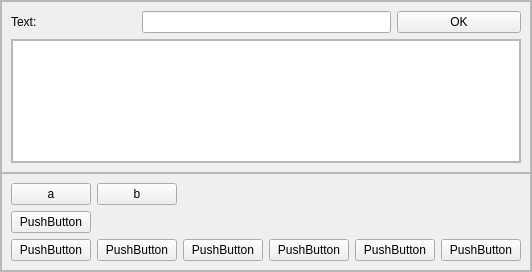
Old version of the form Pilocik/keyboardwindow.ui in the repository dotevo/Pilocik.
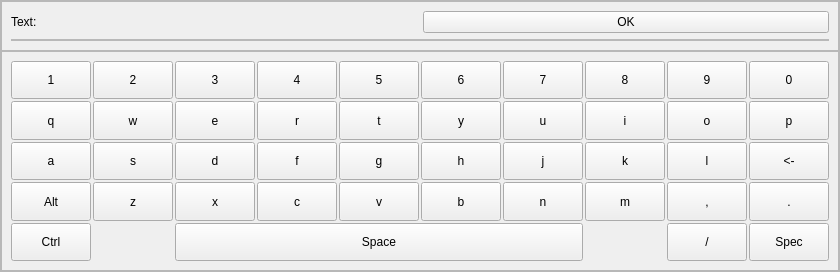
New version of the form.

Patch:
```diff
--- a/Pilocik/keyboardwindow.ui
+++ b/Pilocik/keyboardwindow.ui
@@ -6,7 +6,7 @@
    <rect>
     <x>0</x>
     <y>0</y>
-    <width>480</width>
+    <width>790</width>
     <height>272</height>
    </rect>
   </property>
@@ -42,10 +42,7 @@
         </property>
        </widget>
       </item>
-      <item row="0" column="1" colspan="2">
-       <widget class="QLineEdit" name="textLineEdit"/>
-      </item>
-      <item row="1" column="0" colspan="4">
+      <item row="1" column="0" colspan="2">
        <widget class="QFrame" name="listFrame">
         <property name="frameShape">
          <enum>QFrame::StyledPanel</enum>
@@ -60,13 +57,10 @@
          <property name="spacing">
           <number>0</number>
          </property>
-         <item row="0" column="0">
-          <widget class="QListView" name="listView"/>
-         </item>
         </layout>
        </widget>
       </item>
-      <item row="0" column="3">
+      <item row="0" column="1">
        <widget class="QPushButton" name="pushButton_10">
         <property name="text">
          <string>OK</string>
@@ -78,6 +72,12 @@
    </item>
    <item>
     <widget class="QFrame" name="frame_2">
+     <property name="sizePolicy">
+      <sizepolicy hsizetype="Preferred" vsizetype="Expanding">
+       <horstretch>0</horstretch>
+       <verstretch>0</verstretch>
+      </sizepolicy>
+     </property>
      <property name="frameShape">
       <enum>QFrame::StyledPanel</enum>
      </property>
@@ -85,66 +85,578 @@
       <enum>QFrame::Raised</enum>
      </property>
      <layout class="QGridLayout" name="gridLayout">
-      <item row="0" column="0">
-       <widget class="QPushButton" name="pushButton">
-        <property name="text">
-         <string>a</string>
-        </property>
-       </widget>
-      </item>
-      <item row="0" column="1">
-       <widget class="QPushButton" name="pushButton_2">
-        <property name="text">
-         <string>b</string>
-        </property>
-       </widget>
-      </item>
+      <property name="spacing">
+       <number>2</number>
+      </property>
       <item row="1" column="0">
-       <widget class="QPushButton" name="pushButton_3">
+       <widget class="QPushButton" name="bq_button">
+        <property name="sizePolicy">
+         <sizepolicy hsizetype="Minimum" vsizetype="Expanding">
+          <horstretch>0</horstretch>
+          <verstretch>0</verstretch>
+         </sizepolicy>
+        </property>
         <property name="text">
-         <string>PushButton</string>
+         <string>q</string>
+        </property>
+       </widget>
+      </item>
+      <item row="1" column="1">
+       <widget class="QPushButton" name="bw_button">
+        <property name="sizePolicy">
+         <sizepolicy hsizetype="Minimum" vsizetype="Expanding">
+          <horstretch>0</horstretch>
+          <verstretch>0</verstretch>
+         </sizepolicy>
+        </property>
+        <property name="text">
+         <string>w</string>
         </property>
        </widget>
       </item>
       <item row="2" column="0">
-       <widget class="QPushButton" name="pushButton_4">
+       <widget class="QPushButton" name="ba_button">
+        <property name="sizePolicy">
+         <sizepolicy hsizetype="Minimum" vsizetype="Expanding">
+          <horstretch>0</horstretch>
+          <verstretch>0</verstretch>
+         </sizepolicy>
+        </property>
         <property name="text">
-         <string>PushButton</string>
+         <string>a</string>
+        </property>
+       </widget>
+      </item>
+      <item row="3" column="0">
+       <widget class="QPushButton" name="alt_button">
+        <property name="sizePolicy">
+         <sizepolicy hsizetype="Minimum" vsizetype="Expanding">
+          <horstretch>0</horstretch>
+          <verstretch>0</verstretch>
+         </sizepolicy>
+        </property>
+        <property name="text">
+         <string>Alt</string>
+        </property>
+       </widget>
+      </item>
+      <item row="3" column="1">
+       <widget class="QPushButton" name="bz_button">
+        <property name="sizePolicy">
+         <sizepolicy hsizetype="Minimum" vsizetype="Expanding">
+          <horstretch>0</horstretch>
+          <verstretch>0</verstretch>
+         </sizepolicy>
+        </property>
+        <property name="text">
+         <string>z</string>
+        </property>
+       </widget>
+      </item>
+      <item row="3" column="2">
+       <widget class="QPushButton" name="bx_button">
+        <property name="sizePolicy">
+         <sizepolicy hsizetype="Minimum" vsizetype="Expanding">
+          <horstretch>0</horstretch>
+          <verstretch>0</verstretch>
+         </sizepolicy>
+        </property>
+        <property name="text">
+         <string>x</string>
+        </property>
+       </widget>
+      </item>
+      <item row="3" column="3">
+       <widget class="QPushButton" name="bc_button">
+        <property name="sizePolicy">
+         <sizepolicy hsizetype="Minimum" vsizetype="Expanding">
+          <horstretch>0</horstretch>
+          <verstretch>0</verstretch>
+         </sizepolicy>
+        </property>
+        <property name="text">
+         <string>c</string>
+        </property>
+       </widget>
+      </item>
+      <item row="3" column="4">
+       <widget class="QPushButton" name="bv_button">
+        <property name="sizePolicy">
+         <sizepolicy hsizetype="Minimum" vsizetype="Expanding">
+          <horstretch>0</horstretch>
+          <verstretch>0</verstretch>
+         </sizepolicy>
+        </property>
+        <property name="text">
+         <string>v</string>
+        </property>
+       </widget>
+      </item>
+      <item row="3" column="5">
+       <widget class="QPushButton" name="bb_button">
+        <property name="sizePolicy">
+         <sizepolicy hsizetype="Minimum" vsizetype="Expanding">
+          <horstretch>0</horstretch>
+          <verstretch>0</verstretch>
+         </sizepolicy>
+        </property>
+        <property name="text">
+         <string>b</string>
+        </property>
+       </widget>
+      </item>
+      <item row="1" column="2">
+       <widget class="QPushButton" name="be_button">
+        <property name="sizePolicy">
+         <sizepolicy hsizetype="Minimum" vsizetype="Expanding">
+          <horstretch>0</horstretch>
+          <verstretch>0</verstretch>
+         </sizepolicy>
+        </property>
+        <property name="text">
+         <string>e</string>
+        </property>
+       </widget>
+      </item>
+      <item row="1" column="3">
+       <widget class="QPushButton" name="br_button">
+        <property name="sizePolicy">
+         <sizepolicy hsizetype="Minimum" vsizetype="Expanding">
+          <horstretch>0</horstretch>
+          <verstretch>0</verstretch>
+         </sizepolicy>
+        </property>
+        <property name="text">
+         <string>r</string>
+        </property>
+       </widget>
+      </item>
+      <item row="1" column="4">
+       <widget class="QPushButton" name="bt_button">
+        <property name="sizePolicy">
+         <sizepolicy hsizetype="Minimum" vsizetype="Expanding">
+          <horstretch>0</horstretch>
+          <verstretch>0</verstretch>
+         </sizepolicy>
+        </property>
+        <property name="text">
+         <string>t</string>
+        </property>
+       </widget>
+      </item>
+      <item row="1" column="5">
+       <widget class="QPushButton" name="by_button">
+        <property name="sizePolicy">
+         <sizepolicy hsizetype="Minimum" vsizetype="Expanding">
+          <horstretch>0</horstretch>
+          <verstretch>0</verstretch>
+         </sizepolicy>
+        </property>
+        <property name="text">
+         <string>y</string>
+        </property>
+       </widget>
+      </item>
+      <item row="1" column="6">
+       <widget class="QPushButton" name="bu_button">
+        <property name="sizePolicy">
+         <sizepolicy hsizetype="Minimum" vsizetype="Expanding">
+          <horstretch>0</horstretch>
+          <verstretch>0</verstretch>
+         </sizepolicy>
+        </property>
+        <property name="text">
+         <string>u</string>
+        </property>
+       </widget>
+      </item>
+      <item row="1" column="7">
+       <widget class="QPushButton" name="bi_button">
+        <property name="sizePolicy">
+         <sizepolicy hsizetype="Minimum" vsizetype="Expanding">
+          <horstretch>0</horstretch>
+          <verstretch>0</verstretch>
+         </sizepolicy>
+        </property>
+        <property name="text">
+         <string>i</string>
+        </property>
+       </widget>
+      </item>
+      <item row="1" column="8">
+       <widget class="QPushButton" name="bo_button">
+        <property name="sizePolicy">
+         <sizepolicy hsizetype="Minimum" vsizetype="Expanding">
+          <horstretch>0</horstretch>
+          <verstretch>0</verstretch>
+         </sizepolicy>
+        </property>
+        <property name="text">
+         <string>o</string>
+        </property>
+       </widget>
+      </item>
+      <item row="1" column="9">
+       <widget class="QPushButton" name="bp_button">
+        <property name="sizePolicy">
+         <sizepolicy hsizetype="Minimum" vsizetype="Expanding">
+          <horstretch>0</horstretch>
+          <verstretch>0</verstretch>
+         </sizepolicy>
+        </property>
+        <property name="text">
+         <string>p</string>
         </property>
        </widget>
       </item>
       <item row="2" column="1">
-       <widget class="QPushButton" name="pushButton_5">
+       <widget class="QPushButton" name="bs_button">
+        <property name="sizePolicy">
+         <sizepolicy hsizetype="Minimum" vsizetype="Expanding">
+          <horstretch>0</horstretch>
+          <verstretch>0</verstretch>
+         </sizepolicy>
+        </property>
         <property name="text">
-         <string>PushButton</string>
+         <string>s</string>
         </property>
        </widget>
       </item>
       <item row="2" column="2">
-       <widget class="QPushButton" name="pushButton_6">
+       <widget class="QPushButton" name="bd_button">
+        <property name="sizePolicy">
+         <sizepolicy hsizetype="Minimum" vsizetype="Expanding">
+          <horstretch>0</horstretch>
+          <verstretch>0</verstretch>
+         </sizepolicy>
+        </property>
         <property name="text">
-         <string>PushButton</string>
+         <string>d</string>
         </property>
        </widget>
       </item>
       <item row="2" column="3">
-       <widget class="QPushButton" name="pushButton_7">
+       <widget class="QPushButton" name="bf_button">
+        <property name="sizePolicy">
+         <sizepolicy hsizetype="Minimum" vsizetype="Expanding">
+          <horstretch>0</horstretch>
+          <verstretch>0</verstretch>
+         </sizepolicy>
+        </property>
         <property name="text">
-         <string>PushButton</string>
+         <string>f</string>
         </property>
        </widget>
       </item>
       <item row="2" column="4">
-       <widget class="QPushButton" name="pushButton_8">
+       <widget class="QPushButton" name="bg_button">
+        <property name="sizePolicy">
+         <sizepolicy hsizetype="Minimum" vsizetype="Expanding">
+          <horstretch>0</horstretch>
+          <verstretch>0</verstretch>
+         </sizepolicy>
+        </property>
         <property name="text">
-         <string>PushButton</string>
+         <string>g</string>
         </property>
        </widget>
       </item>
       <item row="2" column="5">
-       <widget class="QPushButton" name="pushButton_9">
+       <widget class="QPushButton" name="bh_button">
+        <property name="sizePolicy">
+         <sizepolicy hsizetype="Minimum" vsizetype="Expanding">
+          <horstretch>0</horstretch>
+          <verstretch>0</verstretch>
+         </sizepolicy>
+        </property>
         <property name="text">
-         <string>PushButton</string>
+         <string>h</string>
+        </property>
+       </widget>
+      </item>
+      <item row="2" column="6">
+       <widget class="QPushButton" name="bj_button">
+        <property name="sizePolicy">
+         <sizepolicy hsizetype="Minimum" vsizetype="Expanding">
+          <horstretch>0</horstretch>
+          <verstretch>0</verstretch>
+         </sizepolicy>
+        </property>
+        <property name="text">
+         <string>j</string>
+        </property>
+       </widget>
+      </item>
+      <item row="2" column="7">
+       <widget class="QPushButton" name="bk_button">
+        <property name="sizePolicy">
+         <sizepolicy hsizetype="Minimum" vsizetype="Expanding">
+          <horstretch>0</horstretch>
+          <verstretch>0</verstretch>
+         </sizepolicy>
+        </property>
+        <property name="text">
+         <string>k</string>
+        </property>
+       </widget>
+      </item>
+      <item row="2" column="8">
+       <widget class="QPushButton" name="bl_button">
+        <property name="sizePolicy">
+         <sizepolicy hsizetype="Minimum" vsizetype="Expanding">
+          <horstretch>0</horstretch>
+          <verstretch>0</verstretch>
+         </sizepolicy>
+        </property>
+        <property name="text">
+         <string>l</string>
+        </property>
+       </widget>
+      </item>
+      <item row="3" column="6">
+       <widget class="QPushButton" name="bn_button">
+        <property name="sizePolicy">
+         <sizepolicy hsizetype="Minimum" vsizetype="Expanding">
+          <horstretch>0</horstretch>
+          <verstretch>0</verstretch>
+         </sizepolicy>
+        </property>
+        <property name="text">
+         <string>n</string>
+        </property>
+       </widget>
+      </item>
+      <item row="3" column="7">
+       <widget class="QPushButton" name="bm_button">
+        <property name="sizePolicy">
+         <sizepolicy hsizetype="Minimum" vsizetype="Expanding">
+          <horstretch>0</horstretch>
+          <verstretch>0</verstretch>
+         </sizepolicy>
+        </property>
+        <property name="text">
+         <string>m</string>
+        </property>
+       </widget>
+      </item>
+      <item row="3" column="8">
+       <widget class="QPushButton" name="comma_button">
+        <property name="sizePolicy">
+         <sizepolicy hsizetype="Minimum" vsizetype="Expanding">
+          <horstretch>0</horstretch>
+          <verstretch>0</verstretch>
+         </sizepolicy>
+        </property>
+        <property name="text">
+         <string>,</string>
+        </property>
+       </widget>
+      </item>
+      <item row="3" column="9">
+       <widget class="QPushButton" name="dot_button">
+        <property name="sizePolicy">
+         <sizepolicy hsizetype="Minimum" vsizetype="Expanding">
+          <horstretch>0</horstretch>
+          <verstretch>0</verstretch>
+         </sizepolicy>
+        </property>
+        <property name="text">
+         <string>.</string>
+        </property>
+       </widget>
+      </item>
+      <item row="2" column="9">
+       <widget class="QPushButton" name="back_button">
+        <property name="sizePolicy">
+         <sizepolicy hsizetype="Minimum" vsizetype="Expanding">
+          <horstretch>0</horstretch>
+          <verstretch>0</verstretch>
+         </sizepolicy>
+        </property>
+        <property name="text">
+         <string>&lt;-</string>
+        </property>
+       </widget>
+      </item>
+      <item row="4" column="0">
+       <widget class="QPushButton" name="ctrl_button">
+        <property name="sizePolicy">
+         <sizepolicy hsizetype="Minimum" vsizetype="Expanding">
+          <horstretch>0</horstretch>
+          <verstretch>0</verstretch>
+         </sizepolicy>
+        </property>
+        <property name="text">
+         <string>Ctrl</string>
+        </property>
+       </widget>
+      </item>
+      <item row="0" column="0">
+       <widget class="QPushButton" name="b1_button">
+        <property name="sizePolicy">
+         <sizepolicy hsizetype="Minimum" vsizetype="Expanding">
+          <horstretch>0</horstretch>
+          <verstretch>0</verstretch>
+         </sizepolicy>
+        </property>
+        <property name="text">
+         <string>1</string>
+        </property>
+       </widget>
+      </item>
+      <item row="0" column="1">
+       <widget class="QPushButton" name="b2_button">
+        <property name="sizePolicy">
+         <sizepolicy hsizetype="Minimum" vsizetype="Expanding">
+          <horstretch>0</horstretch>
+          <verstretch>0</verstretch>
+         </sizepolicy>
+        </property>
+        <property name="text">
+         <string>2</string>
+        </property>
+       </widget>
+      </item>
+      <item row="0" column="2">
+       <widget class="QPushButton" name="b3_button">
+        <property name="sizePolicy">
+         <sizepolicy hsizetype="Minimum" vsizetype="Expanding">
+          <horstretch>0</horstretch>
+          <verstretch>0</verstretch>
+         </sizepolicy>
+        </property>
+        <property name="text">
+         <string>3</string>
+        </property>
+       </widget>
+      </item>
+      <item row="0" column="3">
+       <widget class="QPushButton" name="b4_button">
+        <property name="sizePolicy">
+         <sizepolicy hsizetype="Minimum" vsizetype="Expanding">
+          <horstretch>0</horstretch>
+          <verstretch>0</verstretch>
+         </sizepolicy>
+        </property>
+        <property name="text">
+         <string>4</string>
+        </property>
+       </widget>
+      </item>
+      <item row="0" column="4">
+       <widget class="QPushButton" name="b5_button">
+        <property name="sizePolicy">
+         <sizepolicy hsizetype="Minimum" vsizetype="Expanding">
+          <horstretch>0</horstretch>
+          <verstretch>0</verstretch>
+         </sizepolicy>
+        </property>
+        <property name="text">
+         <string>5</string>
+        </property>
+       </widget>
+      </item>
+      <item row="0" column="5">
+       <widget class="QPushButton" name="b6_button">
+        <property name="sizePolicy">
+         <sizepolicy hsizetype="Minimum" vsizetype="Expanding">
+          <horstretch>0</horstretch>
+          <verstretch>0</verstretch>
+         </sizepolicy>
+        </property>
+        <property name="text">
+         <string>6</string>
+        </property>
+       </widget>
+      </item>
+      <item row="0" column="6">
+       <widget class="QPushButton" name="b7_button">
+        <property name="sizePolicy">
+         <sizepolicy hsizetype="Minimum" vsizetype="Expanding">
+          <horstretch>0</horstretch>
+          <verstretch>0</verstretch>
+         </sizepolicy>
+        </property>
+        <property name="text">
+         <string>7</string>
+        </property>
+       </widget>
+      </item>
+      <item row="0" column="7">
+       <widget class="QPushButton" name="b8_button">
+        <property name="sizePolicy">
+         <sizepolicy hsizetype="Minimum" vsizetype="Expanding">
+          <horstretch>0</horstretch>
+          <verstretch>0</verstretch>
+         </sizepolicy>
+        </property>
+        <property name="text">
+         <string>8</string>
+        </property>
+       </widget>
+      </item>
+      <item row="0" column="8">
+       <widget class="QPushButton" name="b9_button">
+        <property name="sizePolicy">
+         <sizepolicy hsizetype="Minimum" vsizetype="Expanding">
+          <horstretch>0</horstretch>
+          <verstretch>0</verstretch>
+         </sizepolicy>
+        </property>
+        <property name="text">
+         <string>9</string>
+        </property>
+       </widget>
+      </item>
+      <item row="0" column="9">
+       <widget class="QPushButton" name="b0_button">
+        <property name="sizePolicy">
+         <sizepolicy hsizetype="Minimum" vsizetype="Expanding">
+          <horstretch>0</horstretch>
+          <verstretch>0</verstretch>
+         </sizepolicy>
+        </property>
+        <property name="text">
+         <string>0</string>
+        </property>
+       </widget>
+      </item>
+      <item row="4" column="2" colspan="5">
+       <widget class="QPushButton" name="space_button">
+        <property name="sizePolicy">
+         <sizepolicy hsizetype="Minimum" vsizetype="Expanding">
+          <horstretch>0</horstretch>
+          <verstretch>0</verstretch>
+         </sizepolicy>
+        </property>
+        <property name="text">
+         <string>Space</string>
+        </property>
+       </widget>
+      </item>
+      <item row="4" column="8">
+       <widget class="QPushButton" name="slash_button">
+        <property name="sizePolicy">
+         <sizepolicy hsizetype="Minimum" vsizetype="Expanding">
+          <horstretch>0</horstretch>
+          <verstretch>0</verstretch>
+         </sizepolicy>
+        </property>
+        <property name="text">
+         <string>/</string>
+        </property>
+       </widget>
+      </item>
+      <item row="4" column="9">
+       <widget class="QPushButton" name="spec_button">
+        <property name="sizePolicy">
+         <sizepolicy hsizetype="Minimum" vsizetype="Expanding">
+          <horstretch>0</horstretch>
+          <verstretch>0</verstretch>
+         </sizepolicy>
+        </property>
+        <property name="text">
+         <string>Spec</string>
         </property>
        </widget>
       </item>
```
Left out of the diff: 2 changed lines with no effect on the pictures.
